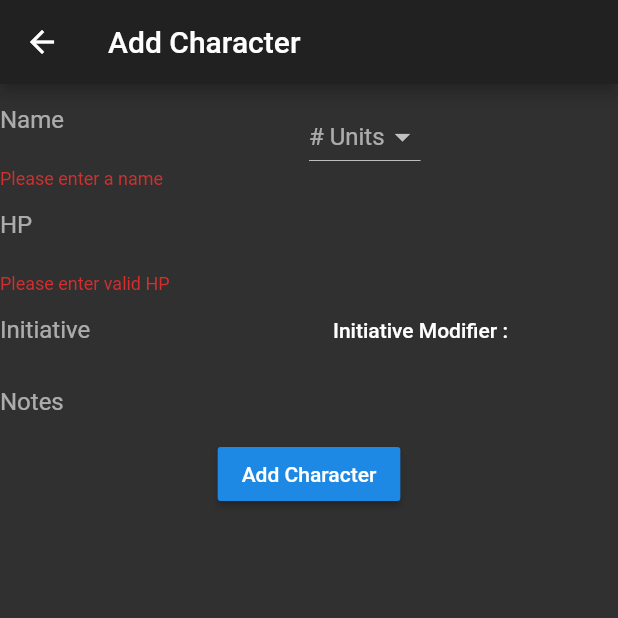
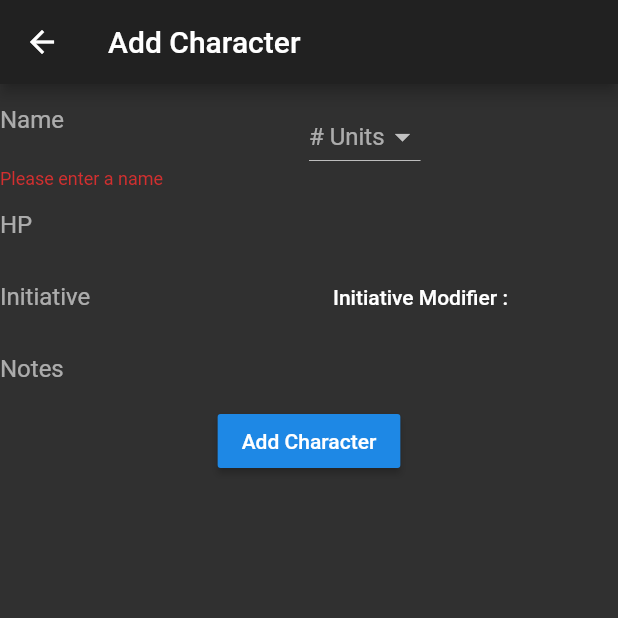
Before and after one commit to tsonnen/InitiativeTracker, a Flutter app: the CharacterScreen screen opened directly, after a tap on "Add Character", on a phone screen of 412 x 824 dp, the top half of it. Run offline on Flutter 3.47's test engine with Material 2 defaults, Android fonts, the phone set to English and light mode, and no system bars; our stand-ins replace bloc, dynamic_theme, equatable, flutter_bloc, flutter_markdown, numberpicker and 4 more; missing offline and left inert: preferences; accounts and stored records are empty.

Commit message:
Remove HP requirement
Should fix #8

```diff
--- a/lib/screens/character_screen.dart
+++ b/lib/screens/character_screen.dart
@@ -94,20 +94,13 @@ class CharacterScreenState extends State<CharacterScreen> {
                 ],
               ),
               Container(
-                child: TextFormField(
+                child: TextField(
                   decoration: InputDecoration(
                     border: InputBorder.none,
                     hintText: 'HP',
                   ),
                   keyboardType: TextInputType.number,
                   controller: hpController,
-                  validator: (value) {
-                    if (value.isEmpty) {
-                      // This will only get numbers
-                      return 'Please enter valid HP';
-                    }
-                    return null;
-                  },
                 ),
               ),
               Row(
@@ -175,7 +168,7 @@ class CharacterScreenState extends State<CharacterScreen> {
                         character = CharacterModel(
                             name: nameController.text +
                                 ((_number ?? 1) > 1 ? ' ' + i.toString() : ''),
-                            hp: int.parse(hpController.text),
+                            hp: int.tryParse(hpController.text),
                             initiative: initController.text != ''
                                 ? int.parse(initController.text)
                                 : rollDice(PreferenceManger.getNumberDice(),
```
